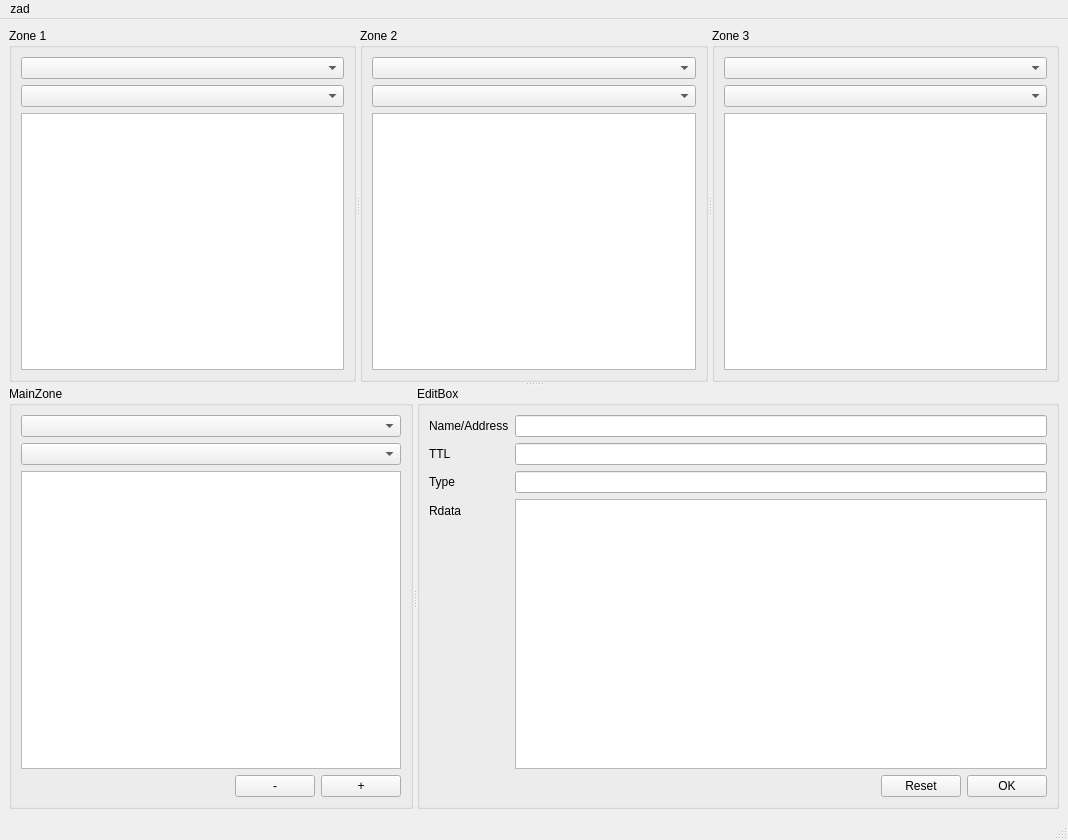
Qt form zad/Designer/mainwindow.ui (z1e2v3s/zad) before a commit.
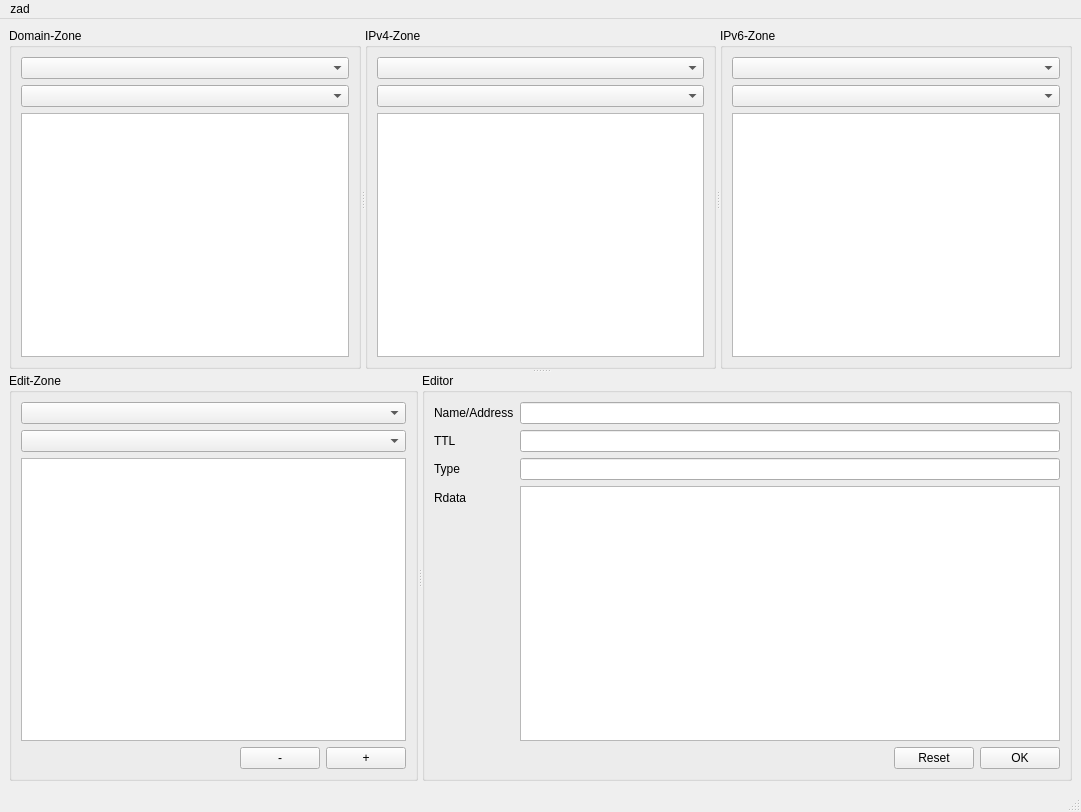
The same form after that commit.

Commit message: Gave boxes more meaningful names

```diff
--- a/zad/Designer/mainwindow.ui
+++ b/zad/Designer/mainwindow.ui
@@ -6,8 +6,8 @@
    <rect>
     <x>0</x>
     <y>0</y>
-    <width>1068</width>
-    <height>840</height>
+    <width>1081</width>
+    <height>812</height>
    </rect>
   </property>
   <property name="sizeIncrement">
@@ -32,7 +32,7 @@
        </property>
        <widget class="QGroupBox" name="box1">
         <property name="title">
-         <string>Zone 1</string>
+         <string>Domain-Zone</string>
         </property>
         <layout class="QVBoxLayout" name="verticalLayout_5">
          <item>
@@ -52,7 +52,7 @@
        </widget>
        <widget class="QGroupBox" name="box2">
         <property name="title">
-         <string>Zone 2</string>
+         <string>IPv4-Zone</string>
         </property>
         <layout class="QVBoxLayout" name="verticalLayout_7">
          <item>
@@ -72,7 +72,7 @@
        </widget>
        <widget class="QGroupBox" name="box3">
         <property name="title">
-         <string>Zone 3</string>
+         <string>IPv6-Zone</string>
         </property>
         <layout class="QVBoxLayout" name="verticalLayout_9">
          <item>
@@ -97,7 +97,7 @@
        </property>
        <widget class="QGroupBox" name="mainBox">
         <property name="title">
-         <string>MainZone</string>
+         <string>Edit-Zone</string>
         </property>
         <layout class="QHBoxLayout" name="horizontalLayout_3">
          <item>
@@ -179,7 +179,7 @@
        </widget>
        <widget class="QGroupBox" name="editBox">
         <property name="title">
-         <string>EditBox</string>
+         <string>Editor</string>
         </property>
         <layout class="QVBoxLayout" name="verticalLayout">
          <item>
@@ -272,7 +272,7 @@
     <rect>
      <x>0</x>
      <y>0</y>
-     <width>1068</width>
+     <width>1081</width>
      <height>22</height>
     </rect>
    </property>
```
The commit also changes 1 other file.
